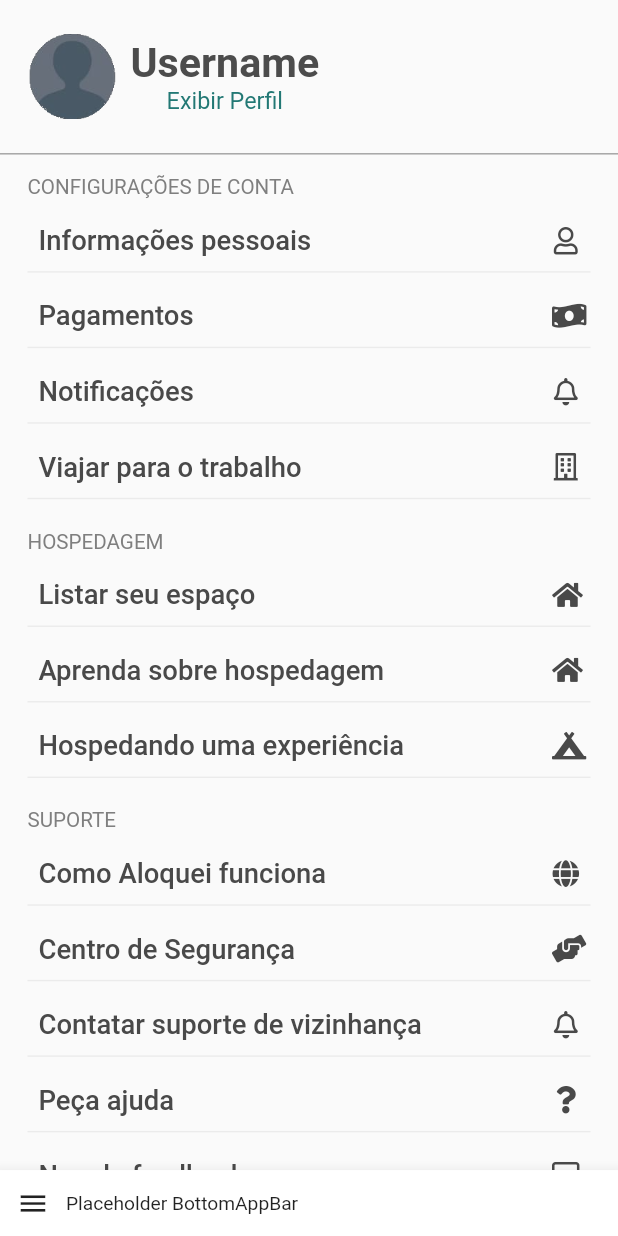
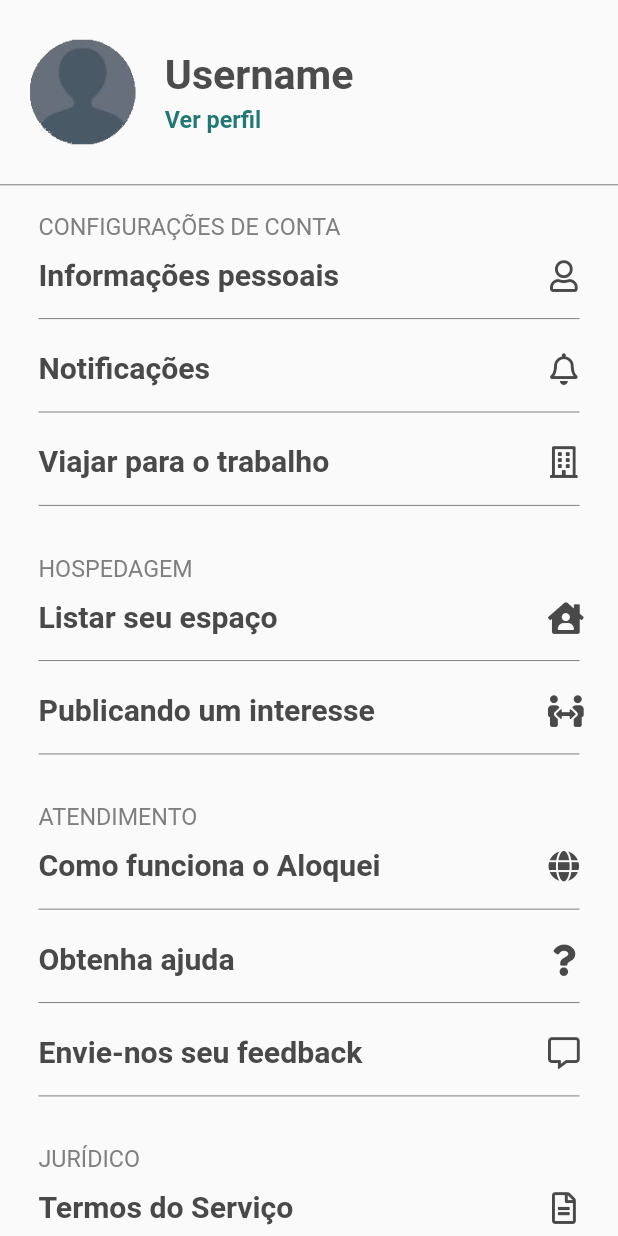
Before and after one commit to Aloquei-App/Aloquei, a Flutter app: the ProfilePage screen opened by its route, on a phone screen of 412 x 824 dp. Run offline on Flutter 3.47's test engine with Material 2 defaults, Android fonts, the light colour scheme and no system bars; our stand-ins replace bloc, cloud_firestore, equatable, firebase_auth, font_awesome_flutter, responsive_framework; accounts and stored records are empty.

Commit message:
Fix: Alterações na tela de profile

```diff
--- a/lib/screens/app.dart
+++ b/lib/screens/app.dart
@@ -7,7 +7,6 @@ import 'profile/profile.dart';
 import 'trips/trips.dart';
 import 'wishlists/wishlists.dart';
 import 'package:responsive_framework/responsive_framework.dart';
-
 
 class Run extends StatelessWidget {
   Run({Key key}) : super(key: key);
@@ -34,7 +33,6 @@ class Run extends StatelessWidget {
       theme: ThemeData(
         fontFamily: 'Roboto',
         visualDensity: VisualDensity.adaptivePlatformDensity,
-
       ),
       home: LoginPage(),
       routes: {
--- a/lib/screens/login/components/default_button.dart
+++ b/lib/screens/login/components/default_login_button.dart
@@ -1,12 +1,12 @@
 import 'package:flutter/material.dart';
 
-class DefaultButton extends StatelessWidget {
+class DefaultLoginButton extends StatelessWidget {
   final String text;
   final VoidCallback onpressed;
   final IconData icon;
   final double size;
 
-  const DefaultButton(
+  const DefaultLoginButton(
       {Key key, this.text, this.onpressed, this.icon, this.size})
       : super(key: key);
 
@@ -19,7 +19,7 @@ class DefaultButton extends StatelessWidget {
           mainAxisAlignment: MainAxisAlignment.start,
           children: [
             Icon(icon, color: Colors.black, size: size),
-            SizedBox(width: 62),
+            SizedBox(width: MediaQuery.of(context).size.width * 0.2),
             Text(
               text,
               style: TextStyle(fontSize: 15.0, color: Colors.black),
--- a/lib/screens/login/login_page.dart
+++ b/lib/screens/login/login_page.dart
@@ -2,7 +2,7 @@ import 'package:flutter/material.dart';
 import 'package:font_awesome_flutter/font_awesome_flutter.dart';
 
 import 'components/continue_button.dart';
-import 'components/default_button.dart';
+import 'components/default_login_button.dart';
 import 'components/default_input.dart';
 import 'components/divider_with_text.dart';
 import 'components/login_app_bar.dart';
@@ -40,17 +40,17 @@ class _LoginPageState extends State<LoginPage> {
             onPressed: () {},
           ),
           DividerWithText(),
-          DefaultButton(
+          DefaultLoginButton(
               text: 'Continuar com Email',
               icon: Icons.email_outlined,
               size: 22.0,
               onpressed: () {}),
-          DefaultButton(
+          DefaultLoginButton(
               text: 'Continuar com Google',
               icon: FontAwesomeIcons.google,
               size: 20.0,
               onpressed: () {}),
-          DefaultButton(
+          DefaultLoginButton(
               text: 'Continuar com Apple',
               icon: FontAwesomeIcons.apple,
               size: 24.0,
--- a/lib/screens/profile/components/default_button.dart
+++ b/lib/screens/profile/components/default_button.dart
@@ -4,35 +4,40 @@ class DefaultButton extends StatelessWidget {
   final String text;
   final VoidCallback onpressed;
   final IconData icon;
-  final double size;
 
-  const DefaultButton(
-      {Key key, this.text, this.onpressed, this.icon, this.size})
+  const DefaultButton({Key key, this.text, this.onpressed, this.icon})
       : super(key: key);
 
   @override
   Widget build(BuildContext context) {
     return Padding(
-        padding: const EdgeInsets.only(left: 20, right: 20, bottom: 7),
-        child: DecoratedBox(
-            decoration: BoxDecoration(
-              border: Border(
-                bottom: BorderSide(color: Color(0xFFebebeb)),
-              ),
-            ),
+      padding: EdgeInsets.symmetric(horizontal: 20),
       child: TextButton(
-              child: Row(
+        child: Column(
+          children: [
+            Row(
               mainAxisAlignment: MainAxisAlignment.spaceBetween,
               children: [
                 Text(
                   text,
-                    style: TextStyle(fontSize: 20.0, color: Color(0xFF494949)),
+                  style: TextStyle(
+                      fontSize: 22.0,
+                      color: Color(0xFF494949),
+                      fontWeight: FontWeight.w600),
                 ),
-                  SizedBox(width: 50),
-                  Icon(icon, color: Color(0xFF494949), size: size),
+                Icon(icon, color: Color(0xFF494949), size: 23),
               ],
             ),
-              onPressed: () {},
-            )));
+            SizedBox(
+              height: 10,
+            ),
+            Divider(
+              color: Color(0xFF7f7f7f),
+            )
+          ],
+        ),
+        onPressed: onpressed,
+      ),
+    );
   }
 }
--- a/lib/screens/profile/components/default_subtitle.dart
+++ b/lib/screens/profile/components/default_subtitle.dart
@@ -8,9 +8,14 @@ class DefaultSubtitle extends StatelessWidget {
   @override
   Widget build(BuildContext context) {
     return Padding(
-      padding: const EdgeInsets.only(top: 15, bottom: 5, left: 20),
-      child:
-          Text(text, style: TextStyle(fontSize: 15, color: Color(0xFF7f7f7f))),
+      padding: EdgeInsets.only(top: 20, bottom: 5, left: 28),
+      child: Text(
+        text,
+        style: TextStyle(
+          fontSize: 17,
+          color: Color(0xFF7f7f7f),
+        ),
+      ),
     );
   }
 }
--- /dev/null
+++ b/lib/screens/profile/components/username_and_profile_button.dart
@@ -0,0 +1,63 @@
+import 'package:flutter/material.dart';
+
+class UsernameAndProfileButton extends StatelessWidget {
+  final VoidCallback onTap;
+  final String username;
+  final String urlImage;
+  const UsernameAndProfileButton({
+    Key key,
+    this.onTap,
+    this.username,
+    this.urlImage,
+  }) : super(key: key);
+
+  @override
+  Widget build(BuildContext context) {
+    return Container(
+      height: MediaQuery.of(context).size.width * 0.3,
+      decoration: BoxDecoration(
+        border: Border(bottom: BorderSide(color: Colors.grey)),
+      ),
+      child: Padding(
+        padding: EdgeInsets.only(left: 20),
+        child: Row(
+          mainAxisAlignment: MainAxisAlignment.start,
+          children: [
+            Image(
+              image: AssetImage(urlImage),
+              width: 80,
+            ),
+            SizedBox(width: 20),
+            Column(
+              mainAxisAlignment: MainAxisAlignment.center,
+              crossAxisAlignment: CrossAxisAlignment.start,
+              children: [
+                Text(
+                  username,
+                  style: TextStyle(
+                      fontSize: 30,
+                      color: Color(0xFF4c4c4c),
+                      fontWeight: FontWeight.bold),
+                ),
+                SizedBox(
+                  height: 5,
+                ),
+                InkWell(
+                  child: Text(
+                    "Ver perfil",
+                    style: TextStyle(
+                      fontWeight: FontWeight.w700,
+                      fontSize: 17,
+                      color: Color(0xFF227874),
+                    ),
+                  ),
+                  onTap: onTap,
+                )
+              ],
+            )
+          ],
+        ),
+      ),
+    );
+  }
+}
--- a/lib/screens/profile/profile.dart
+++ b/lib/screens/profile/profile.dart
@@ -3,6 +3,7 @@ import 'package:flutter/material.dart';
 import 'package:font_awesome_flutter/font_awesome_flutter.dart';
 
 import 'components/default_button.dart';
+import 'components/username_and_profile_button.dart';
 
 class ProfilePage extends StatelessWidget {
   const ProfilePage({Key key}) : super(key: key);
@@ -10,44 +11,12 @@ class ProfilePage extends StatelessWidget {
   @override
   Widget build(BuildContext context) {
     return Scaffold(
-      body: ListView(children: [
-        Container(
-          child: Padding(
-              padding: EdgeInsets.only(left: 20),
-              child: Row(
-                mainAxisAlignment: MainAxisAlignment.start,
+      body: ListView(
         children: [
-                  Image(
-                    image: AssetImage('assets/prof.png'),
-                    width: 65,
-                    height: 65,
-                  ),
-                  SizedBox(width: 10),
-                  Column(
-                      mainAxisAlignment: MainAxisAlignment.center,
-                      children: [
-                        Text(
-                          'Username',
-                          style: TextStyle(
-                              fontSize: 30,
-                              color: Color(0xFF4c4c4c),
-                              fontWeight: FontWeight.bold),
-                        ),
-                        InkWell(
-                          child: Text(
-                            "Exibir Perfil",
-                            style: TextStyle(
-                                fontSize: 17, color: Color(0xFF227874)),
-                          ),
+          UsernameAndProfileButton(
             onTap: () {},
-                        )
-                      ])
-                ],
-              )),
-          height: MediaQuery.of(context).size.width * 0.25,
-          decoration: BoxDecoration(
-            border: Border(bottom: BorderSide(color: Colors.grey)),
-          ),
+            urlImage: 'assets/prof.png',
+            username: "Username",
           ),
           DefaultSubtitle(
             text: 'CONFIGURAÇÕES DE CONTA',
@@ -55,25 +24,16 @@ class ProfilePage extends StatelessWidget {
           DefaultButton(
             text: 'Informações pessoais',
             icon: FontAwesomeIcons.user,
-          size: 20,
-          onpressed: () {},
-        ),
-        DefaultButton(
-          text: 'Pagamentos',
-          icon: FontAwesomeIcons.moneyBillWave,
-          size: 20,
             onpressed: () {},
           ),
           DefaultButton(
             text: 'Notificações',
             icon: FontAwesomeIcons.bell,
-          size: 20,
             onpressed: () {},
           ),
           DefaultButton(
             text: 'Viajar para o trabalho',
             icon: FontAwesomeIcons.building,
-          size: 20,
             onpressed: () {},
           ),
           DefaultSubtitle(
@@ -81,86 +41,55 @@ class ProfilePage extends StatelessWidget {
           ),
           DefaultButton(
             text: 'Listar seu espaço',
-          icon: FontAwesomeIcons.home,
-          size: 20,
+            icon: FontAwesomeIcons.houseUser,
             onpressed: () {},
           ),
           DefaultButton(
-          text: 'Aprenda sobre hospedagem',
-          icon: FontAwesomeIcons.home,
-          size: 20,
+            text: 'Publicando um interesse',
+            icon: FontAwesomeIcons.peopleArrows,
+            onpressed: () {},
+          ),
+          DefaultSubtitle(
+            text: 'ATENDIMENTO',
+          ),
+          DefaultButton(
+            text: 'Como funciona o Aloquei',
+            icon: FontAwesomeIcons.globe,
             onpressed: () {},
           ),
           DefaultButton(
-          text: 'Hospedando uma experiência',
-          icon: FontAwesomeIcons.campground,
-          size: 20,
+            text: 'Obtenha ajuda',
+            icon: FontAwesomeIcons.question,
+            onpressed: () {},
+          ),
+          DefaultButton(
+            text: 'Envie-nos seu feedback',
+            icon: FontAwesomeIcons.commentAlt,
             onpressed: () {},
           ),
           DefaultSubtitle(
-          text: 'SUPORTE',
-        ),
-        DefaultButton(
-          text: 'Como Aloquei funciona',
-          icon: FontAwesomeIcons.globe,
-          size: 20,
-          onpressed: () {},
-        ),
-        DefaultButton(
-          text: 'Centro de Segurança',
-          icon: FontAwesomeIcons.handsHelping,
-          size: 20,
-          onpressed: () {},
-        ),
-        DefaultButton(
-          text: 'Contatar suporte de vizinhança',
-          icon: FontAwesomeIcons.bell,
-          size: 20,
-          onpressed: () {},
-        ),
-        DefaultButton(
-          text: 'Peça ajuda',
-          icon: FontAwesomeIcons.question,
-          size: 20,
-          onpressed: () {},
-        ),
-        DefaultButton(
-          text: 'Nos de feedback',
-          icon: FontAwesomeIcons.commentAlt,
-          size: 20,
-          onpressed: () {},
-        ),
-        DefaultSubtitle(
-          text: 'LEGAL',
+            text: 'JURÍDICO',
           ),
           DefaultButton(
             text: 'Termos do Serviço',
             icon: FontAwesomeIcons.fileAlt,
-          size: 20,
             onpressed: () {},
           ),
           DefaultButton(
-          text: 'Desconectar',
-          icon: FontAwesomeIcons.plug,
-          size: 20,
+            text: 'Sair da conta',
+            icon: null,
             onpressed: () {},
           ),
           Padding(
             padding: EdgeInsets.only(top: 10, bottom: 15),
             child: Center(
               child: Text(
-            'Versão Development',
+                'Versão 1.0',
                 style: TextStyle(color: Colors.grey),
-          )),
+              ),
+            ),
           )
-      ]),
-      bottomNavigationBar: BottomAppBar(
-        child: Row(
-          children: [
-            IconButton(icon: Icon(Icons.menu), onPressed: () {}),
-            Text("Placeholder BottomAppBar")
         ],
-        ),
       ),
     );
   }
```
Lines whose indentation alone changed are shown as unchanged.
